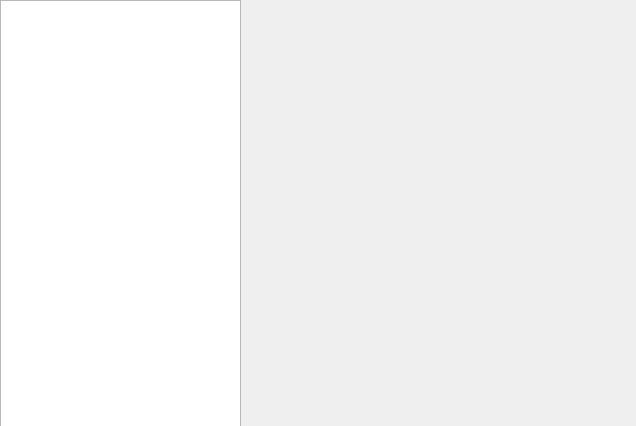
Above: mainedit.ui from libresilicon/qtflow before the change. Below: the same form after it.
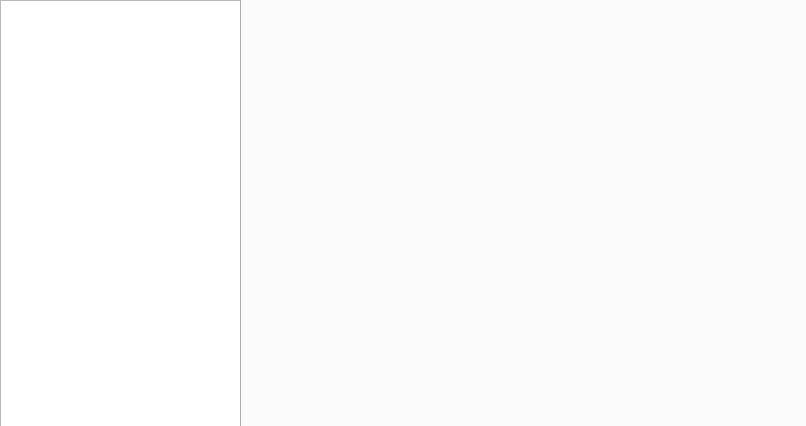
That is the form after the change.

The edit to the form file:
```diff
--- a/mainedit.ui
+++ b/mainedit.ui
@@ -6,7 +6,7 @@
    <rect>
     <x>0</x>
     <y>0</y>
-    <width>636</width>
+    <width>806</width>
     <height>426</height>
    </rect>
   </property>
@@ -20,6 +20,22 @@
      <y>0</y>
      <width>241</width>
      <height>431</height>
+    </rect>
+   </property>
+   <property name="rootIsDecorated">
+    <bool>true</bool>
+   </property>
+   <attribute name="headerVisible">
+    <bool>false</bool>
+   </attribute>
+  </widget>
+  <widget class="QTabWidget" name="tabbedEditor">
+   <property name="geometry">
+    <rect>
+     <x>240</x>
+     <y>-10</y>
+     <width>581</width>
+     <height>451</height>
     </rect>
    </property>
   </widget>
```
